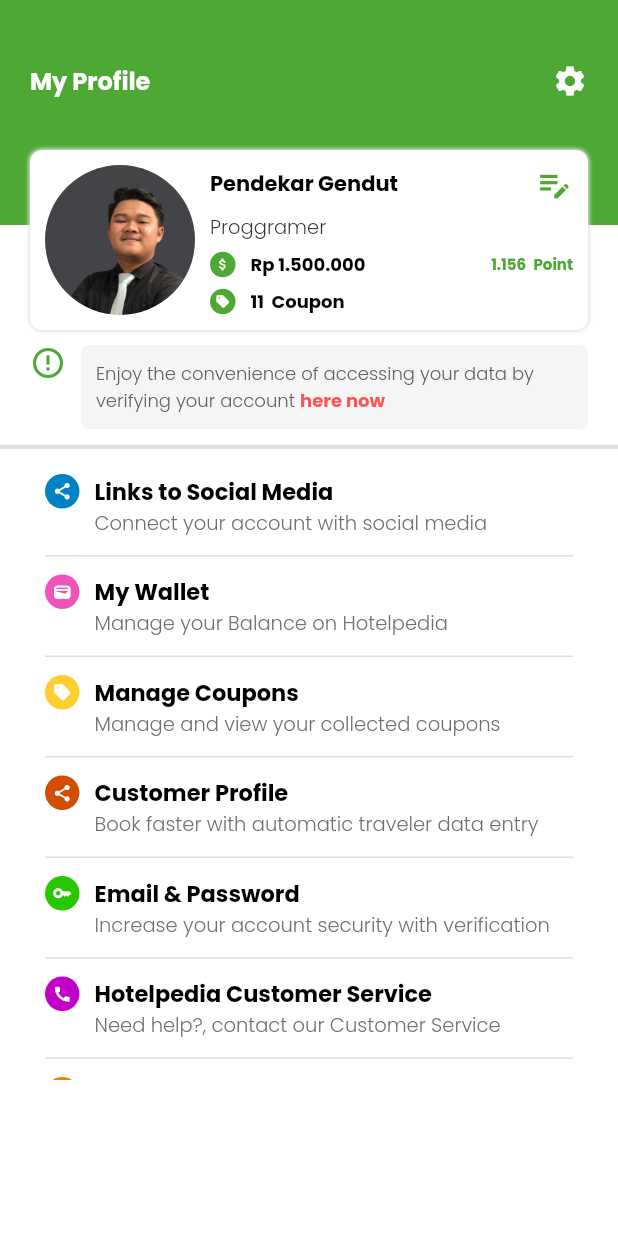
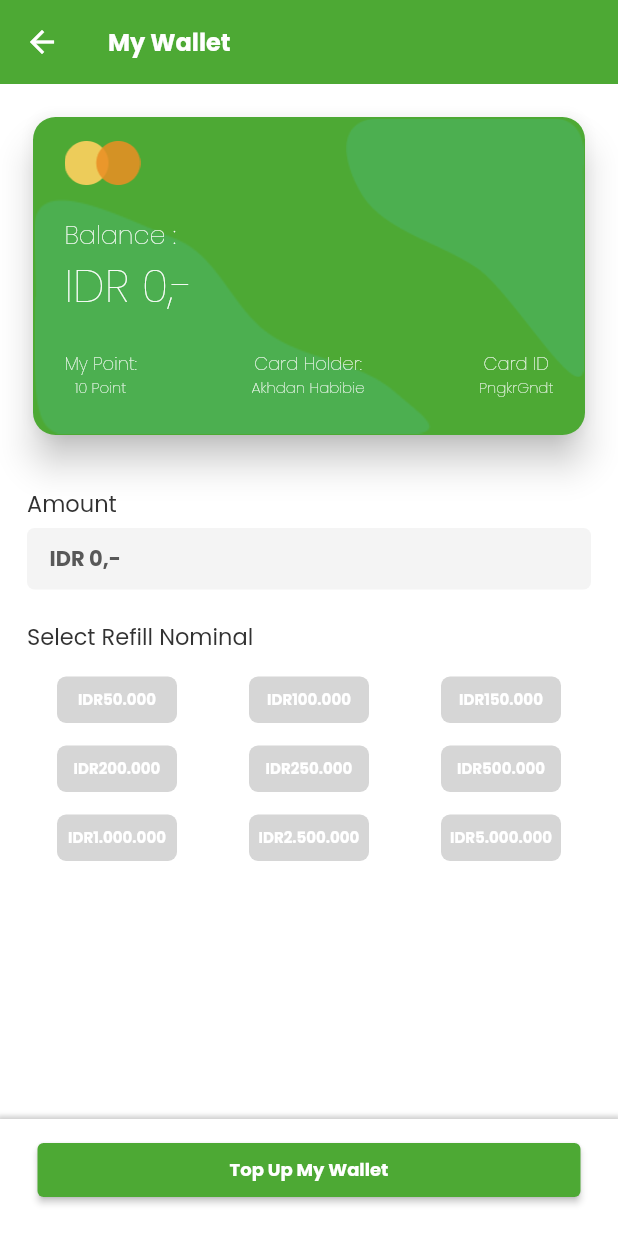
Before and after one commit to Akhdan1998/portofolio_hotel, a Flutter app: the profil screen opened directly, after a tap on "My Wallet", on a phone screen of 412 x 824 dp. Run offline on Flutter 3.47's test engine with Material 2 defaults, Android fonts, the light colour scheme and no system bars; our stand-ins replace animated_splash_screen, flutter_rating_bar, fluttertoast, get, google_fonts, percent_indicator and 2 more; missing offline and left inert: clipboard, story.

Commit message:
portofolio_hotel

```diff
--- /dev/null
+++ b/lib/model/wallet_model.dart
@@ -0,0 +1,7 @@
+class Select {
+  late final String? id;
+  late final int? nominal;
+  late final String? pilih;
+
+  Select({this.id, this.nominal, this.pilih});
+}
--- a/lib/pages/profil/profil.dart
+++ b/lib/pages/profil/profil.dart
@@ -2,6 +2,7 @@ import 'package:flutter/material.dart';
 import 'package:get/get.dart';
 import 'package:google_fonts/google_fonts.dart';
 import 'package:intl/intl.dart';
+import 'package:portofolio_hotel/pages/profil/wallet.dart';
 import 'package:supercharged/supercharged.dart';
 
 import 'editprofil.dart';
@@ -200,8 +201,11 @@ class _profilState extends State<profil> {
                                           borderRadius:
                                               BorderRadius.circular(50),
                                         ),
-                                        child:
-                                            Icon(Icons.attach_money, size: 10, color: Colors.white,),
+                                        child: Icon(
+                                          Icons.attach_money,
+                                          size: 10,
+                                          color: Colors.white,
+                                        ),
                                       ),
                                       SizedBox(width: 10),
                                       Text(
@@ -251,7 +255,11 @@ class _profilState extends State<profil> {
                                     color: '4DA934'.toColor(),
                                     borderRadius: BorderRadius.circular(50),
                                   ),
-                                  child: Icon(Icons.sell, size: 10, color: Colors.white,),
+                                  child: Icon(
+                                    Icons.sell,
+                                    size: 10,
+                                    color: Colors.white,
+                                  ),
                                 ),
                                 SizedBox(width: 10),
                                 Text(
@@ -344,7 +352,9 @@ class _profilState extends State<profil> {
                       thickness: 1,
                     ),
                     GestureDetector(
-                      onTap: () {},
+                      onTap: () {
+                        Get.to(wallet());
+                      },
                       child: Container(
                         color: Colors.white,
                         child: Row(
--- /dev/null
+++ b/lib/pages/profil/wallet.dart
@@ -0,0 +1,416 @@
+import 'package:flutter/material.dart';
+import 'package:get/get.dart';
+import 'package:google_fonts/google_fonts.dart';
+import 'package:intl/intl.dart';
+import 'package:portofolio_hotel/widget/button_wallet.dart';
+import 'package:supercharged/supercharged.dart';
+
+import '../../model/wallet_model.dart';
+
+class wallet extends StatefulWidget {
+  @override
+  State<wallet> createState() => _walletState();
+}
+
+class _walletState extends State<wallet> {
+  int selectedNominal = 0;
+  List<Select> select = [
+    Select(
+      id: '1',
+      nominal: 50000,
+    ),
+    Select(
+      id: '2',
+      nominal: 100000,
+    ),
+    Select(
+      id: '3',
+      nominal: 150000,
+    ),
+    Select(
+      id: '4',
+      nominal: 200000,
+    ),
+    Select(
+      id: '5',
+      nominal: 250000,
+    ),
+    Select(
+      id: '6',
+      nominal: 500000,
+    ),
+    Select(
+      id: '7',
+      nominal: 1000000,
+    ),
+    Select(
+      id: '8',
+      nominal: 2500000,
+    ),
+    Select(
+      id: '9',
+      nominal: 5000000,
+    ),
+  ];
+
+  @override
+  Widget build(BuildContext context) {
+    return Scaffold(
+      backgroundColor: Colors.white,
+      appBar: AppBar(
+        backgroundColor: '4DA934'.toColor(),
+        elevation: 0,
+        automaticallyImplyLeading: false,
+        leading: IconButton(
+          onPressed: () {
+            Get.back();
+          },
+          icon: Icon(Icons.arrow_back),
+        ),
+        title: Container(
+          alignment: Alignment.centerLeft,
+          child: Text(
+            'My Wallet',
+            style: GoogleFonts.poppins().copyWith(
+              fontSize: 16,
+              color: Colors.white,
+              fontWeight: FontWeight.bold,
+            ),
+          ),
+        ),
+      ),
+      body: Container(
+        padding: EdgeInsets.only(left: 18, right: 18, top: 18),
+        child: Column(
+          crossAxisAlignment: CrossAxisAlignment.start,
+          children: [
+            Stack(children: [
+              Container(
+                width: MediaQuery.of(context).size.width,
+                height: 220,
+                child: Card(
+                  shape: RoundedRectangleBorder(
+                    borderRadius: BorderRadius.circular(15),
+                  ),
+                  elevation: 10,
+                  color: '4DA934'.toColor(),
+                ),
+              ),
+              Positioned(
+                top: 5,
+                right: 5,
+                child: Image.asset(
+                  'assets/Vector1.png',
+                  color: Colors.green,
+                  scale: 1.2,
+                ),
+              ),
+              Positioned(
+                bottom: 5,
+                left: 5,
+                child: Image.asset('assets/Vector2.png',
+                    color: Colors.green, scale: 1),
+              ),
+              Positioned(
+                // bottom: 5,
+                // left: 5,
+                child: Padding(
+                  padding: const EdgeInsets.only(left: 25, right: 25, top: 20),
+                  child: Column(
+                    crossAxisAlignment: CrossAxisAlignment.start,
+                    children: [
+                      Image.asset('assets/bank.png', scale: 1.5),
+                      SizedBox(height: 20),
+                      Text(
+                        'Balance :',
+                        style: GoogleFonts.poppins().copyWith(
+                          fontWeight: FontWeight.w100,
+                          fontSize: 17,
+                          color: Colors.white,
+                        ),
+                      ),
+                      Text(
+                        'IDR' + ' ' + selectedNominal.toString() + ',-',
+                        style: GoogleFonts.poppins().copyWith(
+                          fontWeight: FontWeight.w100,
+                          fontSize: 30,
+                          color: Colors.white,
+                        ),
+                      ),
+                      SizedBox(height: 20),
+                      Row(
+                        mainAxisAlignment: MainAxisAlignment.spaceBetween,
+                        children: [
+                          Column(
+                            crossAxisAlignment: CrossAxisAlignment.center,
+                            children: [
+                              Text(
+                                'My Point:',
+                                style: GoogleFonts.poppins().copyWith(
+                                  fontWeight: FontWeight.w100,
+                                  fontSize: 12,
+                                  color: Colors.white,
+                                ),
+                              ),
+                              Text(
+                                '10 Point',
+                                style: GoogleFonts.poppins().copyWith(
+                                  fontWeight: FontWeight.w100,
+                                  fontSize: 10,
+                                  color: Colors.white,
+                                ),
+                              ),
+                            ],
+                          ),
+                          Column(
+                            crossAxisAlignment: CrossAxisAlignment.center,
+                            children: [
+                              Text(
+                                'Card Holder:',
+                                style: GoogleFonts.poppins().copyWith(
+                                  fontWeight: FontWeight.w100,
+                                  fontSize: 12,
+                                  color: Colors.white,
+                                ),
+                              ),
+                              Text(
+                                'Akhdan Habibie',
+                                style: GoogleFonts.poppins().copyWith(
+                                  fontWeight: FontWeight.w100,
+                                  fontSize: 10,
+                                  color: Colors.white,
+                                ),
+                              ),
+                            ],
+                          ),
+                          Column(
+                            crossAxisAlignment: CrossAxisAlignment.center,
+                            children: [
+                              Text(
+                                'Card ID',
+                                style: GoogleFonts.poppins().copyWith(
+                                  fontWeight: FontWeight.w100,
+                                  fontSize: 12,
+                                  color: Colors.white,
+                                ),
+                              ),
+                              Text(
+                                'PngkrGndt',
+                                style: GoogleFonts.poppins().copyWith(
+                                  fontWeight: FontWeight.w100,
+                                  fontSize: 10,
+                                  color: Colors.white,
+                                ),
+                              ),
+                            ],
+                          ),
+                        ],
+                      ),
+                    ],
+                  ),
+                ),
+              ),
+            ]),
+            SizedBox(height: 30),
+            Text(
+              'Amount',
+              style: GoogleFonts.poppins().copyWith(
+                fontSize: 15,
+                color: '323232'.toColor(),
+              ),
+            ),
+            SizedBox(height: 5),
+            Container(
+              width: MediaQuery.of(context).size.width,
+              padding: EdgeInsets.only(left: 15, top: 10, bottom: 10),
+              decoration: BoxDecoration(
+                color: 'F4F4F4'.toColor(),
+                borderRadius: BorderRadius.circular(5),
+              ),
+              child: Text(
+                'IDR' + ' ' + selectedNominal.toString() + ',-',
+                style: GoogleFonts.poppins().copyWith(
+                    fontWeight: FontWeight.bold,
+                    fontSize: 14,
+                    color: '585858'.toColor()),
+              ),
+            ),
+            // Container(
+            //   padding: EdgeInsets.only(top: 10, bottom: 10, left: 15),
+            //   // height: 40,
+            //   width: MediaQuery.of(context).size.width,
+            //   decoration: BoxDecoration(
+            //     color: 'F4F4F4'.toColor(),
+            //     borderRadius: BorderRadius.circular(5),
+            //   ),
+            //   child: Text(
+            //     'IDR 0,-',
+            //     style: GoogleFonts.poppins().copyWith(
+            //       fontWeight: FontWeight.w100,
+            //       fontSize: 15,
+            //       color: '585858'.toColor(),
+            //     ),
+            //   ),
+            // ),
+            SizedBox(height: 20),
+            Text(
+              'Select Refill Nominal',
+              style: GoogleFonts.poppins().copyWith(
+                fontSize: 15,
+                color: '323232'.toColor(),
+              ),
+            ),
+            SizedBox(height: 15),
+            Container(
+              width: MediaQuery.of(context).size.width,
+              padding: EdgeInsets.only(left: 20, right: 20),
+              child: Column(
+                mainAxisAlignment: MainAxisAlignment.spaceBetween,
+                crossAxisAlignment: CrossAxisAlignment.start,
+                children: [
+                  Row(
+                    mainAxisAlignment: MainAxisAlignment.spaceBetween,
+                    children: [
+                      button(
+                          select: select[0],
+                          isActiv: (selectedNominal == select[0].nominal)
+                              ? true
+                              : false,
+                          onSelected: (value) {
+                            setState(() {
+                              selectedNominal = value;
+                            });
+                          }),
+                      button(
+                          select: select[1],
+                          isActiv: (selectedNominal == select[1].nominal)
+                              ? true
+                              : false,
+                          onSelected: (value) {
+                            setState(() {
+                              selectedNominal = value;
+                            });
+                          }),
+                      button(
+                          select: select[2],
+                          isActiv: (selectedNominal == select[2].nominal)
+                              ? true
+                              : false,
+                          onSelected: (value) {
+                            setState(() {
+                              selectedNominal = value;
+                            });
+                          }),
+                    ],
+                  ),
+                  SizedBox(height: 15),
+                  Row(
+                    mainAxisAlignment: MainAxisAlignment.spaceBetween,
+                    children: [
+                      button(
+                          select: select[3],
+                          isActiv: (selectedNominal == select[3].nominal)
+                              ? true
+                              : false,
+                          onSelected: (value) {
+                            setState(() {
+                              selectedNominal = value;
+                            });
+                          }),
+                      button(
+                          select: select[4],
+                          isActiv: (selectedNominal == select[4].nominal)
+                              ? true
+                              : false,
+                          onSelected: (value) {
+                            setState(() {
+                              selectedNominal = value;
+                            });
+                          }),
+                      button(
+                          select: select[5],
+                          isActiv: (selectedNominal == select[5].nominal)
+                              ? true
+                              : false,
+                          onSelected: (value) {
+                            setState(() {
+                              selectedNominal = value;
+                            });
+                          }),
+                    ],
+                  ),
+                  SizedBox(height: 15),
+                  Row(
+                    mainAxisAlignment: MainAxisAlignment.spaceBetween,
+                    children: [
+                      button(
+                          select: select[6],
+                          isActiv: (selectedNominal == select[6].nominal)
+                              ? true
+                              : false,
+                          onSelected: (value) {
+                            setState(() {
+                              selectedNominal = value;
+                            });
+                          }),
+                      button(
+                          select: select[7],
+                          isActiv: (selectedNominal == select[7].nominal)
+                              ? true
+                              : false,
+                          onSelected: (value) {
+                            setState(() {
+                              selectedNominal = value;
+                            });
+                          }),
+                      button(
+                          select: select[8],
+                          isActiv: (selectedNominal == select[8].nominal)
+                              ? true
+                              : false,
+                          onSelected: (value) {
+                            setState(() {
+                              selectedNominal = value;
+                            });
+                          }),
+                    ],
+                  ),
+                ],
+              ),
+            ),
+          ],
+        ),
+      ),
+      bottomNavigationBar: Container(
+        // height: 50,
+        padding: EdgeInsets.only(left: 25, right: 25, top: 10, bottom: 20),
+        decoration: BoxDecoration(
+          color: Colors.white,
+          boxShadow: [
+            BoxShadow(
+              color: Colors.grey.withOpacity(0.5),
+              spreadRadius: 2,
+              blurRadius: 2,
+              offset: Offset(0, 0), // changes position of shadow
+            ),
+          ],
+        ),
+        child: ElevatedButton(
+          style: ElevatedButton.styleFrom(
+            backgroundColor: '4DA934'.toColor(),
+          ),
+          onPressed: () {
+            Get.back();
+          },
+          child: Text(
+            'Top Up My Wallet',
+            style: GoogleFonts.poppins().copyWith(
+              fontSize: 12,
+              fontWeight: FontWeight.bold,
+            ),
+          ),
+        ),
+      ),
+    );
+  }
+}
--- /dev/null
+++ b/lib/widget/button_wallet.dart
@@ -0,0 +1,49 @@
+// import 'package:easy_localization/easy_localization.dart';
+import 'package:flutter/material.dart';
+import 'package:google_fonts/google_fonts.dart';
+import 'package:intl/intl.dart';
+import 'package:supercharged/supercharged.dart';
+
+import '../model/wallet_model.dart';
+
+class button extends StatefulWidget {
+  late final Select? select;
+  late final bool? isActiv;
+  late final ValueChanged<int>? onSelected;
+
+  button({super.key, this.select, this.isActiv = false, this.onSelected});
+
+  @override
+  State<button> createState() => _buttonState();
+}
+
+class _buttonState extends State<button> {
+  @override
+  Widget build(BuildContext context) {
+    return Center(
+      child: InkWell(
+        onTap: () {
+          widget.onSelected!(widget.select!.nominal!);
+        },
+        child: Ink(
+          width: 80,
+          padding: EdgeInsets.only(top: 8, bottom: 8),
+          decoration: BoxDecoration(
+              borderRadius: BorderRadius.circular(6),
+              color:
+              widget.isActiv == true ? '4DA934'.toColor() : 'D6D6D6'.toColor()),
+          child: Center(
+            child: Text(
+              NumberFormat.currency(locale: 'id', decimalDigits: 0)
+                  .format(widget.select!.nominal),
+              style: GoogleFonts.poppins().copyWith(
+                  fontWeight: FontWeight.bold,
+                  fontSize: 10,
+                  color: 'FFFFFF'.toColor()),
+            ),
+          ),
+        ),
+      ),
+    );
+  }
+}
```
Also changed, not shown: lib/pages/profil/kupon.dart (+6 -2 lines), assets/Vector1.png (added), assets/Vector2.png (added), assets/bank.png (added).
